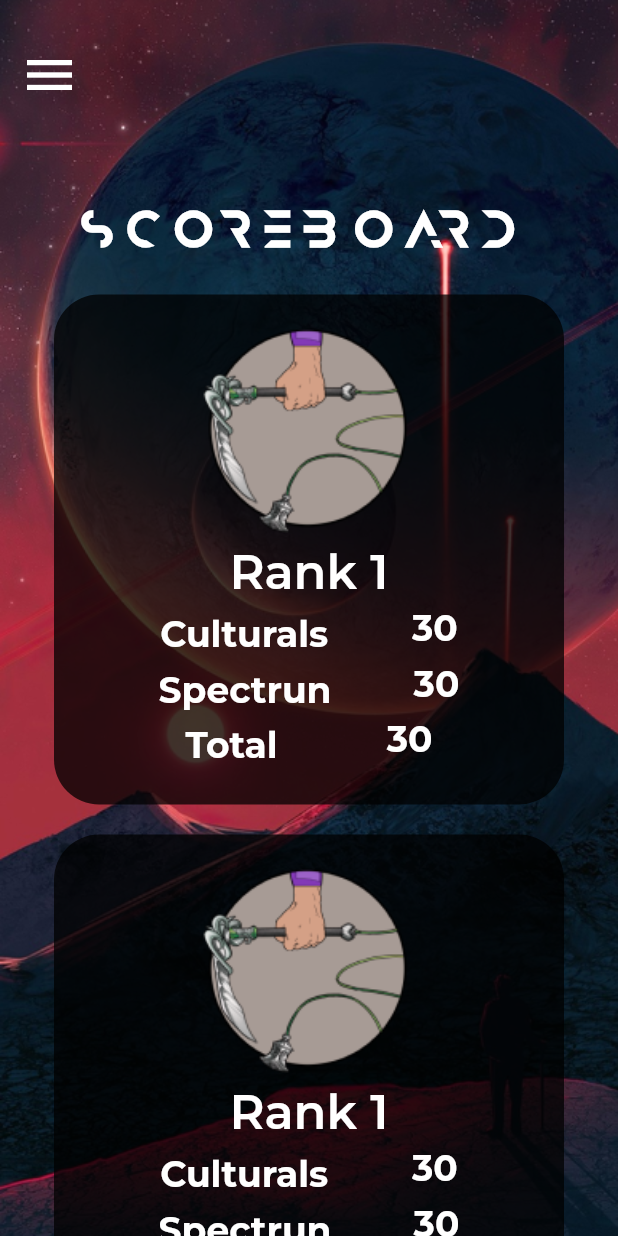
After one commit to delta/aaveg-app, a Flutter app: the ScoreBoardPage screen opened by its route, on a phone screen of 412 x 824 dp. The commit adds this screen. Run offline on Flutter 3.47's test engine with Material 2 defaults, Android fonts, the phone set to English and light mode, and no system bars; our stand-ins replace get, get_storage, google_fonts, logger, webview_flutter; missing offline and left inert: outlined_text; accounts and stored records are empty.

Commit message:
feat(Scoreboard): Scoreboard Page UI added

```diff
--- /dev/null
+++ b/lib/pages/scoreboard_page.dart
@@ -0,0 +1,89 @@
+import 'package:aaveg_app/controllers/nav_bar_controller.dart';
+import 'package:aaveg_app/views/widgets/NavBar/nav_icon_widget.dart';
+import 'package:aaveg_app/views/widgets/NavBar/navbar_widget.dart';
+import 'package:aaveg_app/views/widgets/scoretile_widget.dart';
+import 'package:flutter/material.dart';
+import 'package:get/get.dart';
+
+class ScoreBoardPage extends StatefulWidget {
+  ScoreBoardPage({Key? key}) : super(key: key);
+
+  @override
+  State<ScoreBoardPage> createState() => _ScoreBoardPageState();
+}
+
+class _ScoreBoardPageState extends State<ScoreBoardPage> {
+  GlobalKey<ScaffoldState> _scoreboardKey = GlobalKey<ScaffoldState>();
+  final NavBarController navBarController = Get.find<NavBarController>();
+  Map<String, String> map = Map();
+
+  @override
+  Widget build(BuildContext context) {
+    return Scaffold(
+        key: _scoreboardKey,
+        onDrawerChanged: (isOpen) {
+          navBarController.setVisiblity(!isOpen);
+        },
+        drawer: Theme(
+            data: Theme.of(context).copyWith(
+              canvasColor: Colors.black.withOpacity(0.4),
+            ),
+            child: Drawer(
+              child: NavbarWdiget(),
+            )),
+        body: Stack(
+          children: [
+            Container(
+              width: double.infinity,
+              decoration: BoxDecoration(
+                image: DecorationImage(
+                  fit: BoxFit.cover,
+                  image: AssetImage('assets/images/scoreboard_bg.png'),
+                  colorFilter:
+                      ColorFilter.mode(Colors.black, BlendMode.dstATop),
+                ),
+              ),
+              child: Stack(
+                children: [
+                  NavIcon(globalKey: _scoreboardKey),
+                  Column(
+                    children: [
+                      Container(
+                        margin: EdgeInsets.only(
+                            top: MediaQuery.of(context).size.height / 6),
+                        width: double.infinity,
+                        child: Text(
+                          "SCOREBOARD",
+                          style: TextStyle(
+                              fontSize: 30,
+                              fontWeight: FontWeight.w800,
+                              letterSpacing: 10,
+                              fontFamily: 'Anurati'),
+                          textAlign: TextAlign.center,
+                        ),
+                      ),
+                      Expanded(
+                        child: SingleChildScrollView(
+                            scrollDirection: Axis.vertical,
+                            physics: ClampingScrollPhysics(),
+                            child: Padding(
+                              padding: EdgeInsets.all(3),
+                              child: Column(
+                                children: [
+                                  ScoreTile(),
+                                  ScoreTile(),
+                                  ScoreTile(),
+                                  ScoreTile()
+                                ],
+                              ),
+                            )),
+                      ),
+                    ],
+                  )
+                ],
+              ),
+            ),
+          ],
+        ));
+  }
+}
--- a/lib/routes/routes.dart
+++ b/lib/routes/routes.dart
@@ -3,6 +3,8 @@ import 'package:aaveg_app/bindings/sample_bindings.dart';
 import 'package:aaveg_app/pages/auth_page.dart';
 import 'package:aaveg_app/pages/home.dart';
 import 'package:aaveg_app/pages/sample.dart';
+import 'package:aaveg_app/pages/scoreboard_page.dart';
+import 'package:aaveg_app/pages/my_squad.dart';
 import 'package:get/get.dart';
 
 // declare all ur routes here
@@ -10,6 +12,7 @@ class Routes {
   var route = [
     GetPage(name: "/sample", page: () => Sample(), binding: SampleBinding()),
     GetPage(name: "/home", page: () => Home()),
-    GetPage(name: "/dauth", page: () => AuthPage(), binding: AuthBinding())
+    GetPage(name: "/dauth", page: () => AuthPage(), binding: AuthBinding()),
+    GetPage(name: "/scoreboard", page: () => ScoreBoardPage()),
   ];
 }
--- /dev/null
+++ b/lib/views/widgets/scoretile_widget.dart
@@ -0,0 +1,82 @@
+import 'package:flutter/material.dart';
+import 'package:google_fonts/google_fonts.dart';
+
+class ScoreTile extends StatefulWidget {
+  ScoreTile({Key? key}) : super(key: key);
+
+  @override
+  State<ScoreTile> createState() => _ScoreTileState();
+}
+
+class _ScoreTileState extends State<ScoreTile> {
+  List<String> points = ['Culturals', 'Spectrun', 'Total'];
+
+  @override
+  Widget build(BuildContext context) {
+    return Container(
+      margin: EdgeInsets.only(top: 20),
+      width: 340,
+      height: 340,
+      padding: EdgeInsets.all(15),
+      alignment: Alignment.center,
+      decoration: BoxDecoration(
+        shape: BoxShape.rectangle,
+        color: Colors.black.withOpacity(0.75),
+        borderRadius: BorderRadius.circular(30),
+      ),
+      child: Column(children: [
+        Container(
+          width: 150,
+          height: 150,
+          decoration: BoxDecoration(
+            shape: BoxShape.circle,
+            image: DecorationImage(
+              fit: BoxFit.cover,
+              image: AssetImage('assets/images/paasha-logo.png'),
+            ),
+          ),
+        ),
+        Container(
+          child: Text(
+            'Rank 1',
+            style: TextStyle(
+                fontSize: 32,
+                fontWeight: FontWeight.w600,
+                fontFamily: GoogleFonts.montserrat().fontFamily),
+          ),
+        ),
+        Column(
+          mainAxisAlignment: MainAxisAlignment.spaceEvenly,
+          children: points
+              .map(
+                (e) => Row(
+                    mainAxisAlignment: MainAxisAlignment.spaceEvenly,
+                    crossAxisAlignment: CrossAxisAlignment.center,
+                    children: [
+                      Container(
+                        margin: EdgeInsets.only(top: 8),
+                        child: Text(
+                          e,
+                          style: TextStyle(
+                              fontSize: 24,
+                              fontWeight: FontWeight.w700,
+                              fontFamily: GoogleFonts.montserrat().fontFamily),
+                        ),
+                      ),
+                      Container(
+                        child: Text(
+                          '30',
+                          style: TextStyle(
+                              fontSize: 24,
+                              fontWeight: FontWeight.w700,
+                              fontFamily: GoogleFonts.montserrat().fontFamily),
+                        ),
+                      ),
+                    ]),
+              )
+              .toList(),
+        )
+      ]),
+    );
+  }
+}
```
Also changed, not shown: assets/images/paasha-logo.png (added), assets/images/scoreboard_bg.png (added).
